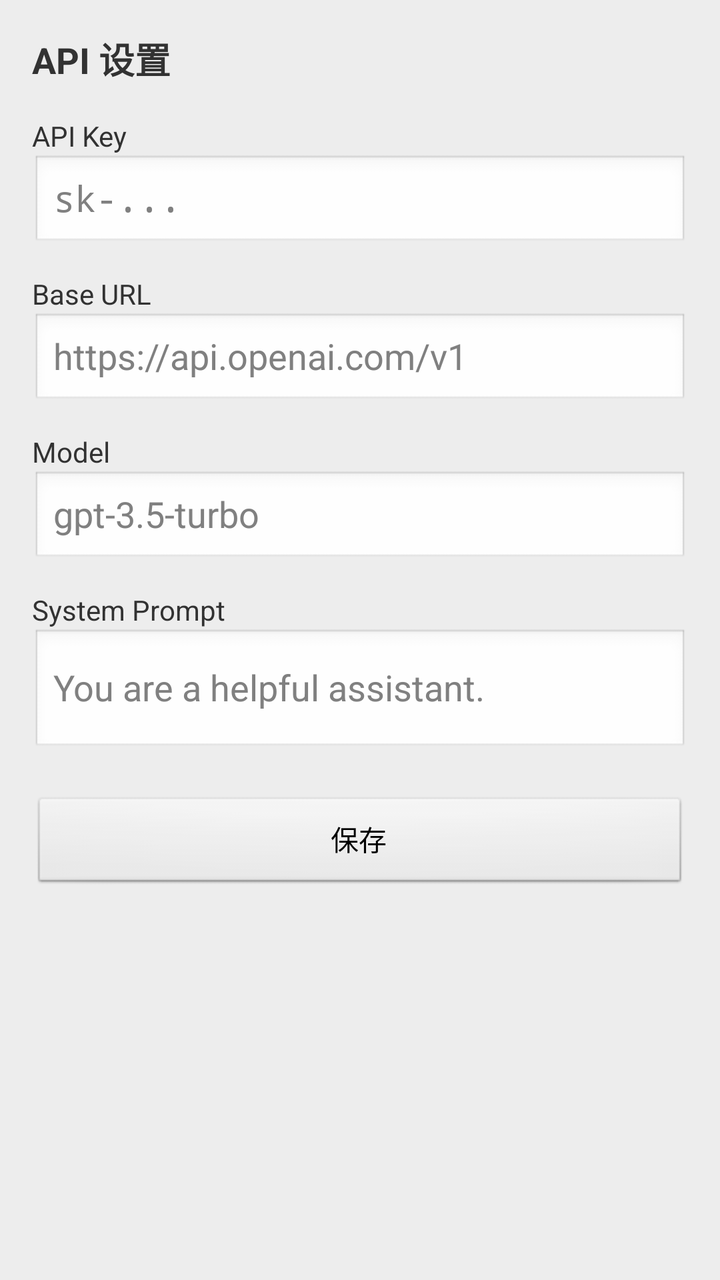
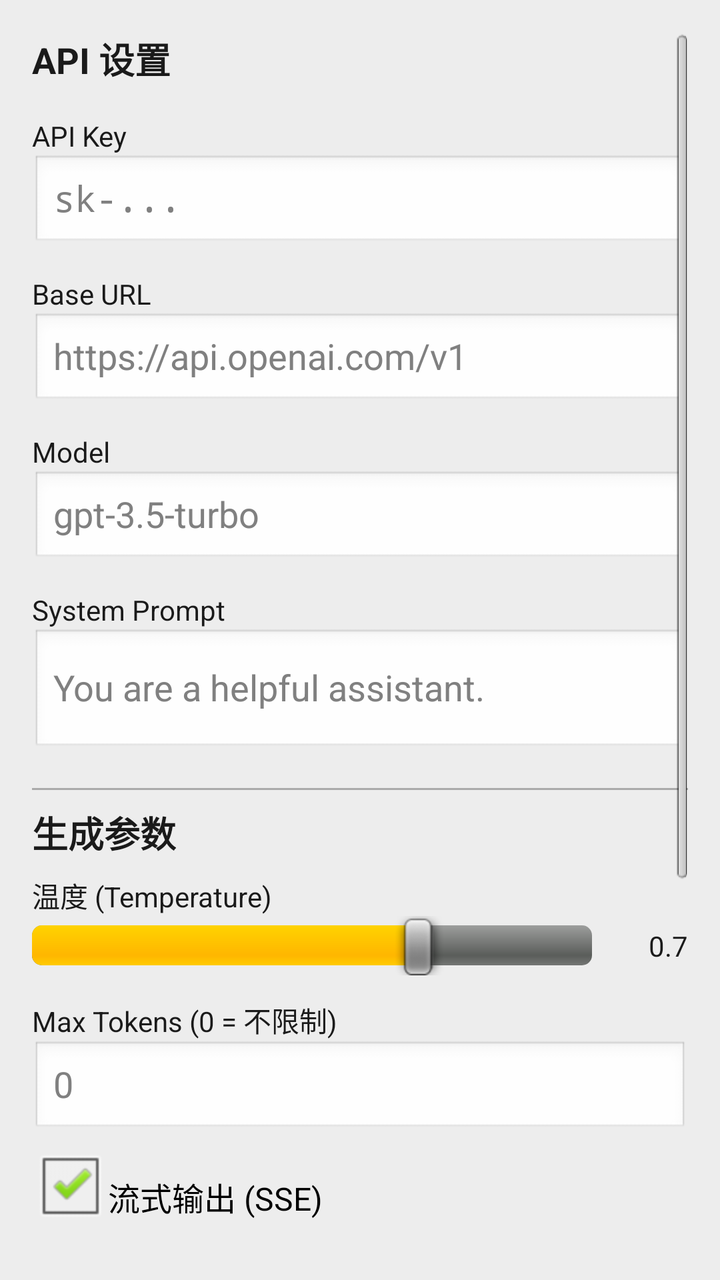

An Android layout rendered at two revisions. The XML below is the earlier revision; the diff shows what the commit changed to produce the second picture.
<!-- AndroidManifest.xml: application theme AppTheme -->
<!-- res/layout/activity_settings.xml -->
<?xml version="1.0" encoding="utf-8"?>
<ScrollView xmlns:android="http://schemas.android.com/apk/res/android"
    android:layout_width="match_parent"
    android:layout_height="match_parent"
    android:background="#EDEDED"
    android:padding="16dp">

    <LinearLayout
        android:layout_width="match_parent"
        android:layout_height="wrap_content"
        android:orientation="vertical">

        <TextView
            android:layout_width="wrap_content"
            android:layout_height="wrap_content"
            android:text="API 设置"
            android:textSize="18sp"
            android:textStyle="bold"
            android:paddingBottom="8dp" />

        <TextView
            android:layout_width="wrap_content"
            android:layout_height="wrap_content"
            android:text="API Key"
            android:textSize="14sp"
            android:paddingTop="8dp" />

        <EditText
            android:id="@+id/apiKeyField"
            android:layout_width="match_parent"
            android:layout_height="wrap_content"
            android:hint="sk-..."
            android:inputType="textPassword"
            android:background="@android:drawable/edit_text" />

        <TextView
            android:layout_width="wrap_content"
            android:layout_height="wrap_content"
            android:text="Base URL"
            android:textSize="14sp"
            android:paddingTop="12dp" />

        <EditText
            android:id="@+id/baseURLField"
            android:layout_width="match_parent"
            android:layout_height="wrap_content"
            android:hint="https://api.openai.com/v1"
            android:inputType="textUri"
            android:background="@android:drawable/edit_text" />

        <TextView
            android:layout_width="wrap_content"
            android:layout_height="wrap_content"
            android:text="Model"
            android:textSize="14sp"
            android:paddingTop="12dp" />

        <EditText
            android:id="@+id/modelField"
            android:layout_width="match_parent"
            android:layout_height="wrap_content"
            android:hint="gpt-3.5-turbo"
            android:background="@android:drawable/edit_text" />

        <TextView
            android:layout_width="wrap_content"
            android:layout_height="wrap_content"
            android:text="System Prompt"
            android:textSize="14sp"
            android:paddingTop="12dp" />

        <EditText
            android:id="@+id/promptField"
            android:layout_width="match_parent"
            android:layout_height="wrap_content"
            android:hint="You are a helpful assistant."
            android:inputType="textMultiLine"
            android:minLines="2"
            android:background="@android:drawable/edit_text" />

        <Button
            android:id="@+id/saveButton"
            android:layout_width="match_parent"
            android:layout_height="wrap_content"
            android:text="保存"
            android:layout_marginTop="20dp" />

    </LinearLayout>
</ScrollView>
<!-- resources referenced by this layout -->
<resources>
  <style name="AppTheme" parent="@android:style/Theme.Light.NoTitleBar">
          <item name="android:windowBackground">#EDEDED</item>
      </style>
</resources>

<!-- the commit's change to res/layout/activity_settings.xml (unified diff, before → after) -->
@@ -2,7 +2,7 @@
 <ScrollView xmlns:android="http://schemas.android.com/apk/res/android"
     android:layout_width="match_parent"
     android:layout_height="match_parent"
-    android:background="#EDEDED"
+    android:background="?android:attr/windowBackground"
     android:padding="16dp">
 
     <LinearLayout
@@ -10,6 +10,7 @@
         android:layout_height="wrap_content"
         android:orientation="vertical">
 
+        
         <TextView
             android:layout_width="wrap_content"
             android:layout_height="wrap_content"
@@ -78,12 +79,132 @@
             android:minLines="2"
             android:background="@android:drawable/edit_text" />
 
+        <View
+            android:layout_width="match_parent"
+            android:layout_height="1dp"
+            android:background="@android:color/darker_gray"
+            android:layout_marginTop="16dp"
+            android:layout_marginBottom="8dp" />
+
+        
+        <TextView
+            android:layout_width="wrap_content"
+            android:layout_height="wrap_content"
+            android:text="生成参数"
+            android:textSize="18sp"
+            android:textStyle="bold"
+            android:paddingBottom="8dp" />
+
+        <TextView
+            android:layout_width="wrap_content"
+            android:layout_height="wrap_content"
+            android:text="温度 (Temperature)"
+            android:textSize="14sp" />
+
+        <LinearLayout
+            android:layout_width="match_parent"
+            android:layout_height="wrap_content"
+            android:orientation="horizontal"
+            android:gravity="center_vertical">
+
+            <SeekBar
+                android:id="@+id/temperatureSeek"
+                android:layout_width="0dp"
+                android:layout_height="wrap_content"
+                android:layout_weight="1"
+                android:max="20"
+                android:progress="14" />
+
+            <TextView
+                android:id="@+id/temperatureLabel"
+                android:layout_width="48dp"
+                android:layout_height="wrap_content"
+                android:gravity="right"
+                android:text="0.7"
+                android:textSize="14sp"
+                android:paddingLeft="8dp" />
+        </LinearLayout>
+
+        <TextView
+            android:layout_width="wrap_content"
+            android:layout_height="wrap_content"
+            android:text="Max Tokens (0 = 不限制)"
+            android:textSize="14sp"
+            android:paddingTop="12dp" />
+
+        <EditText
+            android:id="@+id/maxTokensField"
+            android:layout_width="match_parent"
+            android:layout_height="wrap_content"
+            android:hint="0"
+            android:inputType="number"
+            android:background="@android:drawable/edit_text" />
+
+        <CheckBox
+            android:id="@+id/streamCheckBox"
+            android:layout_width="wrap_content"
+            android:layout_height="wrap_content"
+            android:text="流式输出 (SSE)"
+            android:paddingTop="12dp"
+            android:checked="true" />
+
+        <View
+            android:layout_width="match_parent"
+            android:layout_height="1dp"
+            android:background="@android:color/darker_gray"
+            android:layout_marginTop="16dp"
+            android:layout_marginBottom="8dp" />
+
+        
+        <TextView
+            android:layout_width="wrap_content"
+            android:layout_height="wrap_content"
+            android:text="外观"
+            android:textSize="18sp"
+            android:textStyle="bold"
+            android:paddingBottom="8dp" />
+
+        <TextView
+            android:layout_width="wrap_content"
+            android:layout_height="wrap_content"
+            android:text="主题模式"
+            android:textSize="14sp" />
+
+        <Spinner
+            android:id="@+id/themeSpinner"
+            android:layout_width="match_parent"
+            android:layout_height="wrap_content"
+            android:paddingTop="4dp" />
+
+        <View
+            android:layout_width="match_parent"
+            android:layout_height="1dp"
+            android:background="@android:color/darker_gray"
+            android:layout_marginTop="16dp"
+            android:layout_marginBottom="8dp" />
+
+        
+        <TextView
+            android:layout_width="wrap_content"
+            android:layout_height="wrap_content"
+            android:text="操作"
+            android:textSize="18sp"
+            android:textStyle="bold"
+            android:paddingBottom="8dp" />
+
+        <Button
+            android:id="@+id/clearChatButton"
+            android:layout_width="match_parent"
+            android:layout_height="wrap_content"
+            android:text="重置设置"
+            android:layout_marginBottom="8dp" />
+
         <Button
             android:id="@+id/saveButton"
             android:layout_width="match_parent"
             android:layout_height="wrap_content"
             android:text="保存"
-            android:layout_marginTop="20dp" />
+            android:layout_marginTop="8dp" />
 
     </LinearLayout>
 </ScrollView>
<!-- resource entries referenced after the edit -->
@@ -1,7 +1,11 @@
 <!-- resources referenced by this layout -->
 <resources>
-  <style name="AppTheme" parent="@android:style/Theme.Light.NoTitleBar">
-          <item name="android:windowBackground">#EDEDED</item>
+  <style name="AppTheme" parent="AppThemeLight" />
+  <style name="AppThemeLight" parent="@android:style/Theme.Light.NoTitleBar">
+          <item name="android:windowBackground">@color/bg_window_light</item>
+          <item name="android:textColor">@color/text_primary_light</item>
       </style>
+  <color name="bg_window_light">#EDEDED</color>
+  <color name="text_primary_light">#1A1A1A</color>
 </resources>
 
